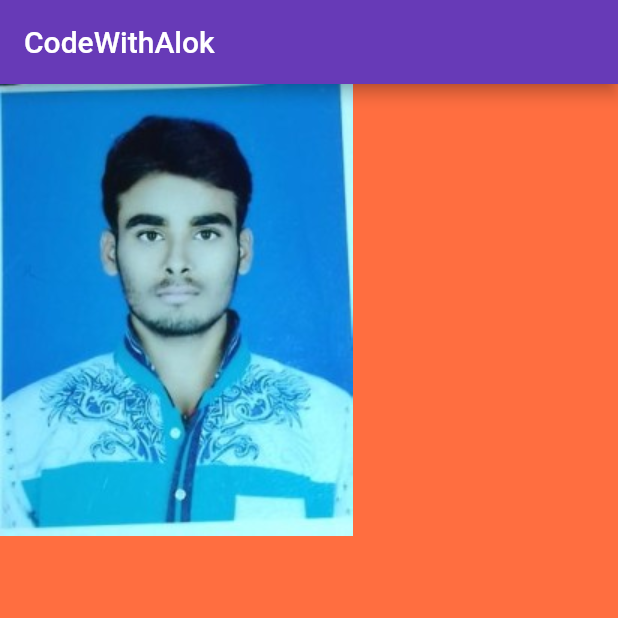
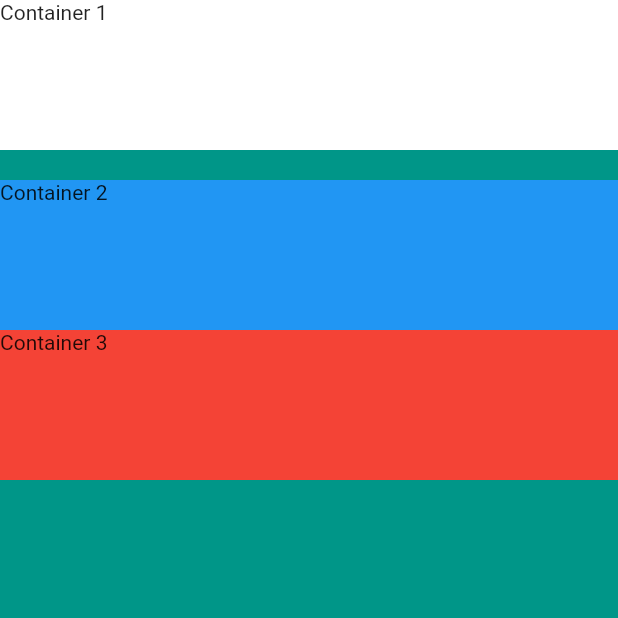
Before and after one commit to alokcs17/MyApp, a Flutter app: the screen it shows after launch, on a phone screen of 412 x 824 dp, the top half of it. Run offline on Flutter 3.47's test engine with Material 2 defaults, Android fonts, the phone set to English and light mode, and no system bars.

Commit message:
[+] latest

```diff
--- a/lib/main.dart
+++ b/lib/main.dart
@@ -2,18 +2,42 @@ import 'package:flutter/cupertino.dart';
 import 'package:flutter/material.dart';
 
 void main() {
-  runApp(
-    MaterialApp(
+  runApp(MyApp());
+}
+
+class MyApp extends StatelessWidget {
+  const MyApp({Key? key}) : super(key: key);
+
+  @override
+  Widget build(BuildContext context) {
+    return MaterialApp(
       home: Scaffold(
-        backgroundColor: Colors.deepOrangeAccent,
-        appBar: AppBar(
-          title: Text('CodeWithAlok'),
-          backgroundColor: Colors.deepPurple,
-        ),
-        body: Image(
-          image: AssetImage('images/PICTURE.jpg'),
-        ),
+        backgroundColor: Colors.teal,
+        body: SafeArea(
+            child: Column(
+          crossAxisAlignment: CrossAxisAlignment.stretch,
+          children: [
+            Container(
+              height: 100.0,
+              color: Colors.white,
+              child: Text('Container 1'),
+            ),
+            SizedBox(
+              height: 20.0,
+            ),
+            Container(
+              height: 100.0,
+              color: Colors.blue,
+              child: Text('Container 2'),
+            ),
+            Container(
+              height: 100.0,
+              color: Colors.red,
+              child: Text('Container 3'),
+            ),
+          ],
+        )),
       ),
-    ),
-  );
+    );
+  }
 }
```
